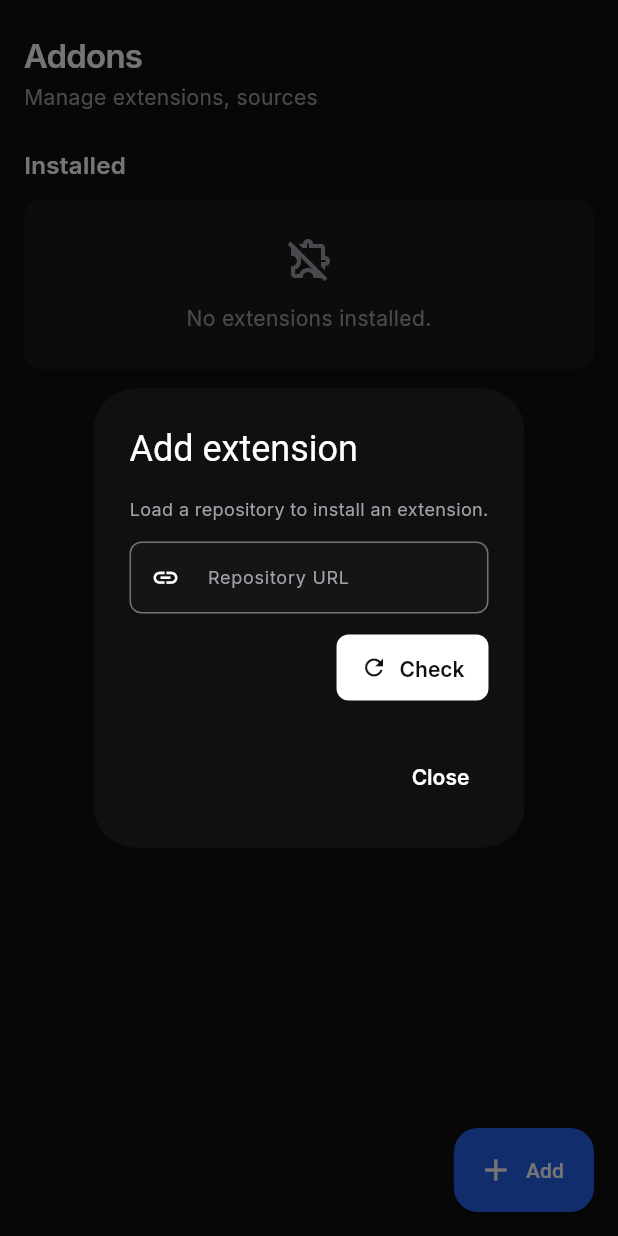
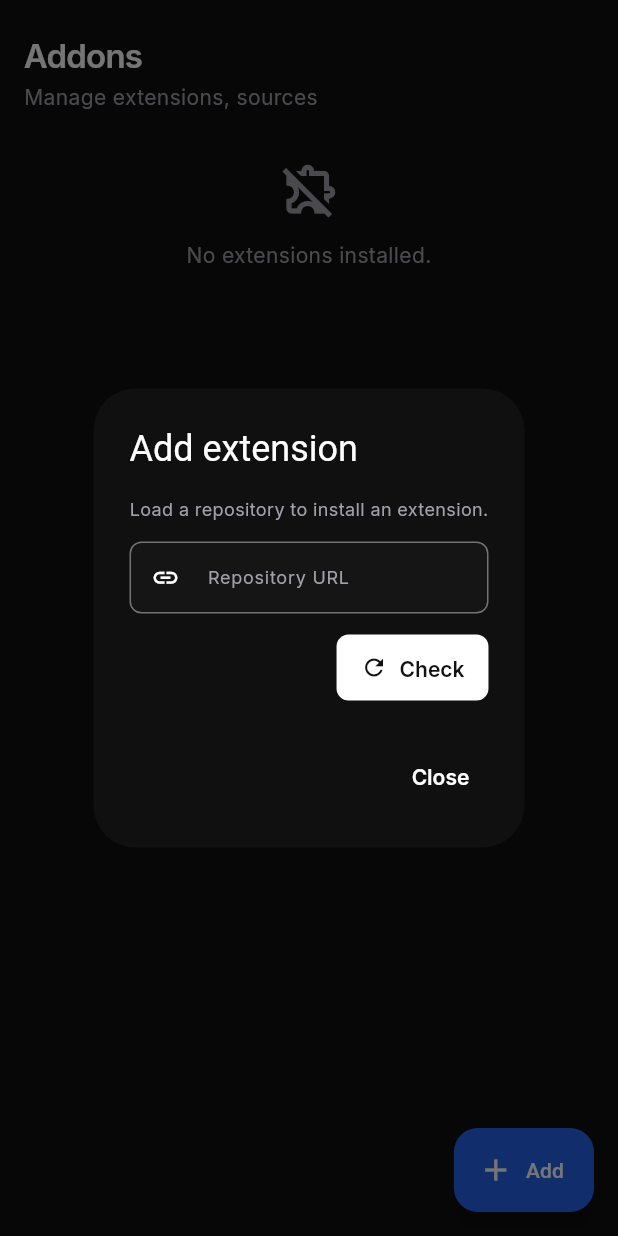
Before and after one commit to nimbusfvck/fvcksubs, a Flutter app: the AddonsPage screen opened directly, after a tap on "Add", on a phone screen of 412 x 824 dp. Run offline on Flutter 3.47's test engine with Material 3 defaults, Android fonts, the phone set to English and light mode, and no system bars; our stand-ins replace better_player_plus, cached_network_image, device_info_plus, dio, equatable, flutter_bloc and 3 more; missing offline and left inert: dart:ffi, pointycastle; accounts and stored records are empty.

Commit message:
fix(addons): hide empty installed section

```diff
--- a/apps/app/lib/addons/addons_page.dart
+++ b/apps/app/lib/addons/addons_page.dart
@@ -5,6 +5,7 @@ import 'package:fvcksubs_extension_host/fvcksubs_extension_host.dart';
 
 import '../app_scope.dart';
 import '../theme/tokens.dart';
+import '../widgets/empty_state.dart';
 import 'addons_controller.dart';
 import 'installer_controller.dart';
 
@@ -55,40 +56,19 @@ class AddonsPage extends StatelessWidget {
                     color: AppColors.onDarkSoft,
                   ),
                 ),
-                const SizedBox(height: AppSpacing.lg),
-                _SectionHeader(
-                  title: 'Installed',
-                  trailing: installed.isEmpty
-                      ? null
-                      : '${installed.length} ${installed.length == 1 ? 'extension' : 'extensions'}',
-                ),
-                const SizedBox(height: AppSpacing.sm),
                 if (installed.isEmpty)
-                  _Panel(
-                    child: Padding(
-                      padding: const EdgeInsets.symmetric(
-                        vertical: AppSpacing.lg,
-                      ),
-                      child: Column(
-                        children: [
-                          const Icon(
-                            Icons.extension_off_outlined,
-                            color: AppColors.onDarkSoft,
-                            size: 32,
-                          ),
-                          const SizedBox(height: AppSpacing.sm),
-                          Text(
-                            'No extensions installed.',
-                            textAlign: TextAlign.center,
-                            style: AppTypography.bodyMd.copyWith(
-                              color: AppColors.onDarkSoft,
-                            ),
-                          ),
-                        ],
-                      ),
-                    ),
+                  const EmptyState(
+                    title: 'No extensions installed.',
+                    icon: Icons.extension_off_outlined,
                   )
-                else
+                else ...[
+                  const SizedBox(height: AppSpacing.lg),
+                  _SectionHeader(
+                    title: 'Installed',
+                    trailing:
+                        '${installed.length} ${installed.length == 1 ? 'extension' : 'extensions'}',
+                  ),
+                  const SizedBox(height: AppSpacing.sm),
                   for (final manifest in installed) ...[
                     _ExtensionTile(
                       manifest: manifest,
@@ -98,6 +78,7 @@ class AddonsPage extends StatelessWidget {
                     ),
                     const SizedBox(height: AppSpacing.md),
                   ],
+                ],
               ],
             ),
           );
```
Also changed, not shown: 1 other file.
